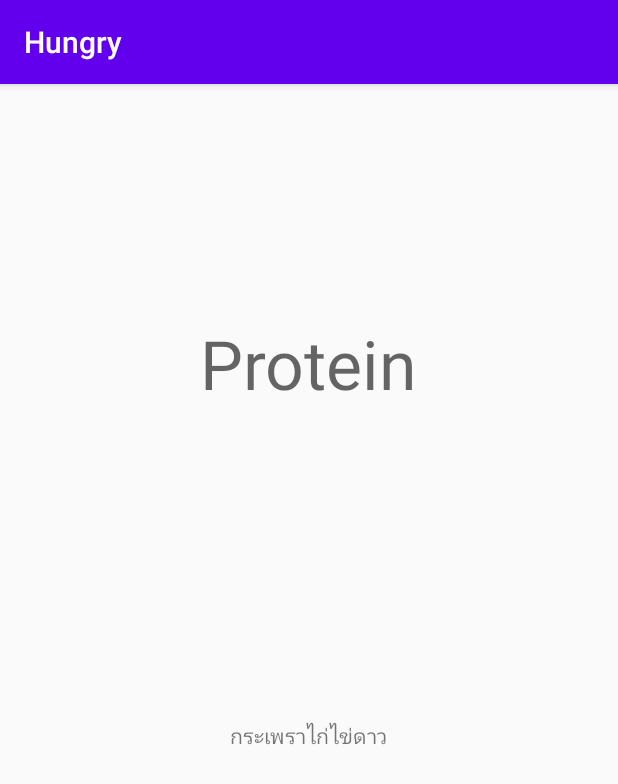
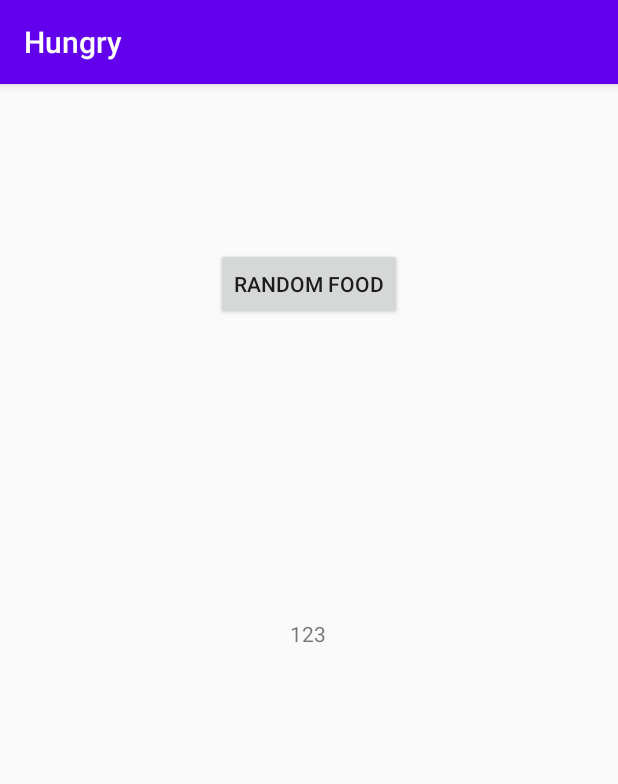
Before and after one commit to JiradaWi/hungry, an Android app: the chooseProteinActivity screen opened directly, with no data from a screen before it, on a phone screen of 412 x 824 dp. Shown: the top 784 px of the screen. Run offline under Robolectric (Android 15) with nearby library versions, the phone set to English and light mode, and no system bars.

```diff
--- a/app/src/main/res/layout/protein.xml
+++ b/app/src/main/res/layout/protein.xml
@@ -7,25 +7,25 @@
     android:layout_height="match_parent">
 
     <TextView
-        android:id="@+id/protein"
-        android:layout_width="wrap_content"
-        android:layout_height="wrap_content"
-        android:layout_marginTop="156dp"
-        android:text="Protein"
-        android:textAppearance="@style/TextAppearance.AppCompat.Display2"
-        app:layout_constraintEnd_toEndOf="parent"
-        app:layout_constraintStart_toStartOf="parent"
-        app:layout_constraintTop_toTopOf="parent" />
-
-    <TextView
         android:id="@+id/foodMenu"
         android:layout_width="wrap_content"
         android:layout_height="wrap_content"
-        android:text="กระเพราไก่ไข่ดาว"
+        android:layout_marginBottom="392dp"
+        android:text="123"
         app:layout_constraintBottom_toBottomOf="parent"
         app:layout_constraintEnd_toEndOf="parent"
         app:layout_constraintHorizontal_bias="0.498"
+        app:layout_constraintStart_toStartOf="parent" />
+
+    <Button
+        android:id="@+id/randomFood"
+        android:layout_width="wrap_content"
+        android:layout_height="wrap_content"
+        android:layout_marginTop="56dp"
+        android:text="Random Food"
+        app:layout_constraintBottom_toTopOf="@+id/foodMenu"
+        app:layout_constraintEnd_toEndOf="parent"
         app:layout_constraintStart_toStartOf="parent"
-        app:layout_constraintTop_toBottomOf="@+id/protein"
-        app:layout_constraintVertical_bias="0.39" />
+        app:layout_constraintTop_toTopOf="parent"
+        app:layout_constraintVertical_bias="0.21" />
 </androidx.constraintlayout.widget.ConstraintLayout>
```
Also changed, not shown: app/src/main/java/com/example/hungry/chooseProteinActivity.kt (+25 -15 lines).
